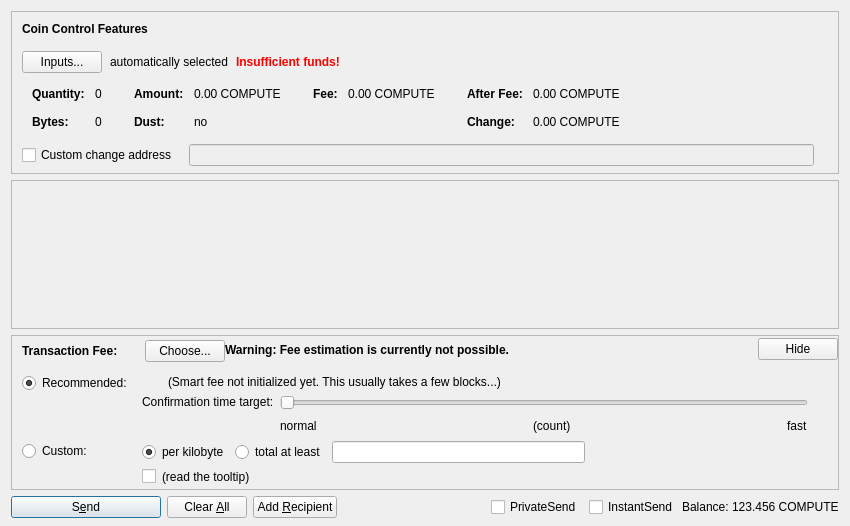
Above: src/qt/forms/sendcoinsdialog.ui from minblock/compute before the change. Below: the same form after it.
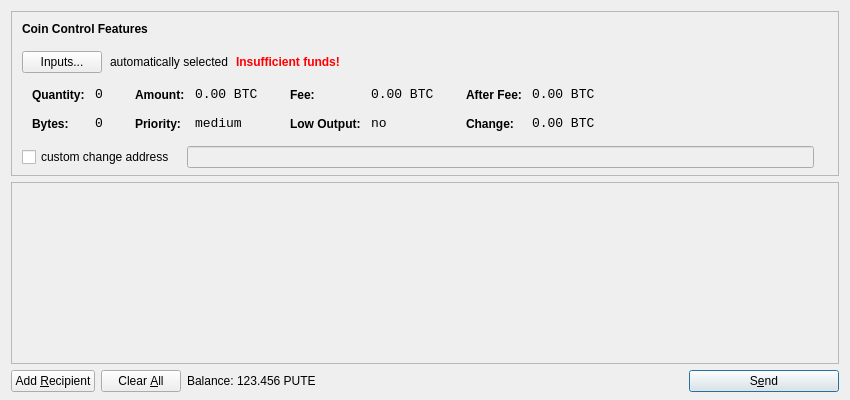
That is the form after the change. Icons and pictures are not drawn. Custom widgets are drawn as their Qt base class.

```diff
--- a/src/qt/forms/sendcoinsdialog.ui
+++ b/src/qt/forms/sendcoinsdialog.ui
@@ -7,13 +7,13 @@
     <x>0</x>
     <y>0</y>
     <width>850</width>
-    <height>526</height>
+    <height>400</height>
    </rect>
   </property>
   <property name="windowTitle">
    <string>Send Coins</string>
   </property>
-  <layout class="QVBoxLayout" name="verticalLayout" stretch="0,1,0,0">
+  <layout class="QVBoxLayout" name="verticalLayout" stretch="0,1,0">
    <property name="bottomMargin">
     <number>8</number>
    </property>
@@ -39,7 +39,7 @@
      </property>
      <layout class="QVBoxLayout" name="verticalLayoutCoinControl2">
       <property name="spacing">
-       <number>0</number>
+       <number>-1</number>
       </property>
       <property name="leftMargin">
        <number>0</number>
@@ -109,9 +109,6 @@
             <property name="text">
              <string>Inputs...</string>
             </property>
-            <property name="autoDefault">
-             <bool>false</bool>
-            </property>
            </widget>
           </item>
           <item>
@@ -176,16 +173,7 @@
            <string notr="true"/>
           </property>
           <layout class="QHBoxLayout" name="horizontalLayoutCoinControl5">
-           <property name="leftMargin">
-            <number>0</number>
-           </property>
-           <property name="topMargin">
-            <number>0</number>
-           </property>
-           <property name="rightMargin">
-            <number>0</number>
-           </property>
-           <property name="bottomMargin">
+           <property name="margin">
             <number>0</number>
            </property>
            <item>
@@ -218,11 +206,8 @@
                </property>
                <item row="0" column="0">
                 <widget class="QLabel" name="labelCoinControlQuantityText">
-                 <property name="font">
-                  <font>
-                   <weight>75</weight>
-                   <bold>true</bold>
-                  </font>
+                 <property name="styleSheet">
+                  <string notr="true">font-weight:bold;</string>
                  </property>
                  <property name="text">
                   <string>Quantity:</string>
@@ -234,6 +219,12 @@
                </item>
                <item row="0" column="1">
                 <widget class="QLabel" name="labelCoinControlQuantity">
+                 <property name="font">
+                  <font>
+                   <family>Monospace</family>
+                   <pointsize>10</pointsize>
+                  </font>
+                 </property>
                  <property name="cursor">
                   <cursorShape>IBeamCursor</cursorShape>
                  </property>
@@ -253,11 +244,8 @@
                </item>
                <item row="1" column="0">
                 <widget class="QLabel" name="labelCoinControlBytesText">
-                 <property name="font">
-                  <font>
-                   <weight>75</weight>
-                   <bold>true</bold>
-                  </font>
+                 <property name="styleSheet">
+                  <string notr="true">font-weight:bold;</string>
                  </property>
                  <property name="text">
                   <string>Bytes:</string>
@@ -266,6 +254,12 @@
                </item>
                <item row="1" column="1">
                 <widget class="QLabel" name="labelCoinControlBytes">
+                 <property name="font">
+                  <font>
+                   <family>Monospace</family>
+                   <pointsize>10</pointsize>
+                  </font>
+                 </property>
                  <property name="cursor">
                   <cursorShape>IBeamCursor</cursorShape>
                  </property>
@@ -301,11 +295,8 @@
                </property>
                <item row="0" column="0">
                 <widget class="QLabel" name="labelCoinControlAmountText">
-                 <property name="font">
-                  <font>
-                   <weight>75</weight>
-                   <bold>true</bold>
-                  </font>
+                 <property name="styleSheet">
+                  <string notr="true">font-weight:bold;</string>
                  </property>
                  <property name="text">
                   <string>Amount:</string>
@@ -317,6 +308,12 @@
                </item>
                <item row="0" column="1">
                 <widget class="QLabel" name="labelCoinControlAmount">
+                 <property name="font">
+                  <font>
+                   <family>Monospace</family>
+                   <pointsize>10</pointsize>
+                  </font>
+                 </property>
                  <property name="cursor">
                   <cursorShape>IBeamCursor</cursorShape>
                  </property>
@@ -324,7 +321,7 @@
                   <enum>Qt::ActionsContextMenu</enum>
                  </property>
                  <property name="text">
-                  <string notr="true">0.00 COMPUTE</string>
+                  <string notr="true">0.00 BTC</string>
                  </property>
                  <property name="textInteractionFlags">
                   <set>Qt::LinksAccessibleByMouse|Qt::TextSelectableByKeyboard|Qt::TextSelectableByMouse</set>
@@ -332,20 +329,23 @@
                 </widget>
                </item>
                <item row="1" column="0">
-                <widget class="QLabel" name="labelCoinControlLowOutputText">
-                 <property name="font">
-                  <font>
-                   <weight>75</weight>
-                   <bold>true</bold>
-                  </font>
+                <widget class="QLabel" name="labelCoinControlPriorityText">
+                 <property name="styleSheet">
+                  <string notr="true">font-weight:bold;</string>
                  </property>
                  <property name="text">
-                  <string>Dust:</string>
+                  <string>Priority:</string>
                  </property>
                 </widget>
                </item>
                <item row="1" column="1">
-                <widget class="QLabel" name="labelCoinControlLowOutput">
+                <widget class="QLabel" name="labelCoinControlPriority">
+                 <property name="font">
+                  <font>
+                   <family>Monospace</family>
+                   <pointsize>10</pointsize>
+                  </font>
+                 </property>
                  <property name="cursor">
                   <cursorShape>IBeamCursor</cursorShape>
                  </property>
@@ -353,7 +353,7 @@
                   <enum>Qt::ActionsContextMenu</enum>
                  </property>
                  <property name="text">
-                  <string notr="true">no</string>
+                  <string>medium</string>
                  </property>
                  <property name="textInteractionFlags">
                   <set>Qt::LinksAccessibleByMouse|Qt::TextSelectableByKeyboard|Qt::TextSelectableByMouse</set>
@@ -381,11 +381,8 @@
                </property>
                <item row="0" column="0">
                 <widget class="QLabel" name="labelCoinControlFeeText">
-                 <property name="font">
-                  <font>
-                   <weight>75</weight>
-                   <bold>true</bold>
-                  </font>
+                 <property name="styleSheet">
+                  <string notr="true">font-weight:bold;</string>
                  </property>
                  <property name="text">
                   <string>Fee:</string>
@@ -397,6 +394,12 @@
                </item>
                <item row="0" column="1">
                 <widget class="QLabel" name="labelCoinControlFee">
+                 <property name="font">
+                  <font>
+                   <family>Monospace</family>
+                   <pointsize>10</pointsize>
+                  </font>
+                 </property>
                  <property name="cursor">
                   <cursorShape>IBeamCursor</cursorShape>
                  </property>
@@ -404,7 +407,39 @@
                   <enum>Qt::ActionsContextMenu</enum>
                  </property>
                  <property name="text">
-                  <string notr="true">0.00 COMPUTE</string>
+                  <string notr="true">0.00 BTC</string>
+                 </property>
+                 <property name="textInteractionFlags">
+                  <set>Qt::LinksAccessibleByMouse|Qt::TextSelectableByKeyboard|Qt::TextSelectableByMouse</set>
+                 </property>
+                </widget>
+               </item>
+               <item row="1" column="0">
+                <widget class="QLabel" name="labelCoinControlLowOutputText">
+                 <property name="styleSheet">
+                  <string notr="true">font-weight:bold;</string>
+                 </property>
+                 <property name="text">
+                  <string>Low Output:</string>
+                 </property>
+                </widget>
+               </item>
+               <item row="1" column="1">
+                <widget class="QLabel" name="labelCoinControlLowOutput">
+                 <property name="font">
+                  <font>
+                   <family>Monospace</family>
+                   <pointsize>10</pointsize>
+                  </font>
+                 </property>
+                 <property name="cursor">
+                  <cursorShape>IBeamCursor</cursorShape>
+                 </property>
+                 <property name="contextMenuPolicy">
+                  <enum>Qt::ActionsContextMenu</enum>
+                 </property>
+                 <property name="text">
+                  <string>no</string>
                  </property>
                  <property name="textInteractionFlags">
                   <set>Qt::LinksAccessibleByMouse|Qt::TextSelectableByKeyboard|Qt::TextSelectableByMouse</set>
@@ -432,11 +467,8 @@
                </property>
                <item row="0" column="0">
                 <widget class="QLabel" name="labelCoinControlAfterFeeText">
-                 <property name="font">
-                  <font>
-                   <weight>75</weight>
-                   <bold>true</bold>
-                  </font>
+                 <property name="styleSheet">
+                  <string notr="true">font-weight:bold;</string>
                  </property>
                  <property name="text">
                   <string>After Fee:</string>
@@ -448,6 +480,12 @@
                </item>
                <item row="0" column="1">
                 <widget class="QLabel" name="labelCoinControlAfterFee">
+                 <property name="font">
+                  <font>
+                   <family>Monospace</family>
+                   <pointsize>10</pointsize>
+                  </font>
+                 </property>
                  <property name="cursor">
                   <cursorShape>IBeamCursor</cursorShape>
                  </property>
@@ -455,7 +493,7 @@
                   <enum>Qt::ActionsContextMenu</enum>
                  </property>
                  <property name="text">
-                  <string notr="true">0.00 COMPUTE</string>
+                  <string notr="true">0.00 BTC</string>
                  </property>
                  <property name="textInteractionFlags">
                   <set>Qt::LinksAccessibleByMouse|Qt::TextSelectableByKeyboard|Qt::TextSelectableByMouse</set>
@@ -464,11 +502,8 @@
                </item>
                <item row="1" column="0">
                 <widget class="QLabel" name="labelCoinControlChangeText">
-                 <property name="font">
-                  <font>
-                   <weight>75</weight>
-                   <bold>true</bold>
-                  </font>
+                 <property name="styleSheet">
+                  <string notr="true">font-weight:bold;</string>
                  </property>
                  <property name="text">
                   <string>Change:</string>
@@ -477,6 +512,12 @@
                </item>
                <item row="1" column="1">
                 <widget class="QLabel" name="labelCoinControlChange">
+                 <property name="font">
+                  <font>
+                   <family>Monospace</family>
+                   <pointsize>10</pointsize>
+                  </font>
+                 </property>
                  <property name="cursor">
                   <cursorShape>IBeamCursor</cursorShape>
                  </property>
@@ -484,7 +525,7 @@
                   <enum>Qt::ActionsContextMenu</enum>
                  </property>
                  <property name="text">
-                  <string notr="true">0.00 COMPUTE</string>
+                  <string notr="true">0.00 BTC</string>
                  </property>
                  <property name="textInteractionFlags">
                   <set>Qt::LinksAccessibleByMouse|Qt::TextSelectableByKeyboard|Qt::TextSelectableByMouse</set>
@@ -514,16 +555,13 @@
           </property>
           <item>
            <widget class="QCheckBox" name="checkBoxCoinControlChange">
-            <property name="toolTip">
-             <string>If this is activated, but the change address is empty or invalid, change will be sent to a newly generated address.</string>
-            </property>
             <property name="text">
-             <string>Custom change address</string>
+             <string>custom change address</string>
             </property>
            </widget>
           </item>
           <item>
-           <widget class="QValidatedLineEdit" name="lineEditCoinControlChange">
+           <widget class="QLineEdit" name="lineEditCoinControlChange">
             <property name="enabled">
              <bool>false</bool>
             </property>
@@ -588,20 +626,11 @@
         <x>0</x>
         <y>0</y>
         <width>830</width>
-        <height>104</height>
+        <height>165</height>
        </rect>
       </property>
-      <layout class="QVBoxLayout" name="verticalLayout_2" stretch="0,1">
-       <property name="leftMargin">
-        <number>0</number>
-       </property>
-       <property name="topMargin">
-        <number>0</number>
-       </property>
-       <property name="rightMargin">
-        <number>0</number>
-       </property>
-       <property name="bottomMargin">
+      <layout class="QVBoxLayout" name="verticalLayout_2">
+       <property name="margin">
         <number>0</number>
        </property>
        <item>
@@ -628,601 +657,23 @@
      </widget>
     </widget>
    </item>
-   <item>
-    <widget class="QFrame" name="frameFee">
-     <property name="sizePolicy">
-      <sizepolicy hsizetype="Expanding" vsizetype="Expanding">
-       <horstretch>0</horstretch>
-       <verstretch>0</verstretch>
-      </sizepolicy>
-     </property>
-     <property name="maximumSize">
-      <size>
-       <width>16777215</width>
-       <height>16777215</height>
-      </size>
-     </property>
-     <property name="frameShape">
-      <enum>QFrame::StyledPanel</enum>
-     </property>
-     <property name="frameShadow">
-      <enum>QFrame::Sunken</enum>
-     </property>
-     <layout class="QVBoxLayout" name="verticalLayoutFee1">
-      <property name="spacing">
-       <number>0</number>
-      </property>
-      <property name="leftMargin">
-       <number>0</number>
-      </property>
-      <property name="topMargin">
-       <number>0</number>
-      </property>
-      <property name="rightMargin">
-       <number>0</number>
-      </property>
-      <property name="bottomMargin">
-       <number>0</number>
-      </property>
-      <item>
-       <layout class="QVBoxLayout" name="verticalLayoutFee2" stretch="0,0,0">
-        <property name="spacing">
-         <number>0</number>
-        </property>
-        <property name="leftMargin">
-         <number>10</number>
-        </property>
-        <property name="topMargin">
-         <number>0</number>
-        </property>
-        <item>
-         <layout class="QHBoxLayout" name="horizontalLayoutFee1">
-          <property name="bottomMargin">
-           <number>0</number>
-          </property>
-          <item>
-           <layout class="QVBoxLayout" name="verticalLayoutFee7">
-            <property name="spacing">
-             <number>0</number>
-            </property>
-            <item>
-             <spacer name="verticalSpacerSmartFee">
-              <property name="orientation">
-               <enum>Qt::Vertical</enum>
-              </property>
-              <property name="sizeType">
-               <enum>QSizePolicy::Fixed</enum>
-              </property>
-              <property name="sizeHint" stdset="0">
-               <size>
-                <width>1</width>
-                <height>4</height>
-               </size>
-              </property>
-             </spacer>
-            </item>
-            <item>
-             <layout class="QHBoxLayout" name="horizontalLayoutSmartFee">
-              <property name="spacing">
-               <number>10</number>
-              </property>
-              <item>
-               <widget class="QLabel" name="labelFeeHeadline">
-                <property name="sizePolicy">
-                 <sizepolicy hsizetype="Preferred" vsizetype="Maximum">
-                  <horstretch>0</horstretch>
-                  <verstretch>0</verstretch>
-                 </sizepolicy>
-                </property>
-                <property name="font">
-                 <font>
-                  <weight>75</weight>
-                  <bold>true</bold>
-                 </font>
-                </property>
-                <property name="styleSheet">
-                 <string notr="true">font-weight:bold;</string>
-                </property>
-                <property name="text">
-                 <string>Transaction Fee:</string>
-                </property>
-               </widget>
-              </item>
-              <item>
-               <widget class="QLabel" name="labelFeeMinimized">
-                <property name="text">
-                 <string/>
-                </property>
-               </widget>
-              </item>
-              <item>
-               <widget class="QPushButton" name="buttonChooseFee">
-                <property name="text">
-                 <string>Choose...</string>
-                </property>
-               </widget>
-              </item>
-             </layout>
-            </item>
-            <item>
-             <spacer name="verticalSpacer_5">
-              <property name="orientation">
-               <enum>Qt::Vertical</enum>
-              </property>
-              <property name="sizeHint" stdset="0">
-               <size>
-                <width>1</width>
-                <height>1</height>
-               </size>
-              </property>
-             </spacer>
-            </item>
-           </layout>
-          </item>
-          <item>
-           <widget class="QLabel" name="fallbackFeeWarningLabel">
-            <property name="toolTip">
-             <string>Using the fallbackfee can result in sending a transaction that will take several hours or days (or never) to confirm. Consider choosing your fee manually or wait until your have validated the complete chain.</string>
-            </property>
-            <property name="font">
-            <font>
-                <weight>75</weight>
-                <bold>true</bold>
-            </font>
-            </property>
-            <property name="text">
-             <string>Warning: Fee estimation is currently not possible.</string>
-            </property>
-            <property name="wordWrap">
-             <bool>false</bool>
-            </property>
-           </widget>
-          </item>
-          <item>
-           <spacer name="horizontalSpacer_4">
-            <property name="orientation">
-             <enum>Qt::Horizontal</enum>
-            </property>
-            <property name="sizeType">
-             <enum>QSizePolicy::MinimumExpanding</enum>
-            </property>
-            <property name="sizeHint" stdset="0">
-             <size>
-              <width>40</width>
-              <height>20</height>
-             </size>
-            </property>
-           </spacer>
-          </item>
-          <item>
-           <widget class="QPushButton" name="buttonMinimizeFee">
-            <property name="toolTip">
-             <string>collapse fee-settings</string>
-            </property>
-            <property name="text">
-             <string>Hide</string>
-            </property>
-           </widget>
-          </item>
-         </layout>
-        </item>
-        <item>
-         <widget class="QFrame" name="frameFeeSelection">
-          <layout class="QVBoxLayout" name="verticalLayoutFee12">
-           <property name="spacing">
-            <number>0</number>
-           </property>
-           <property name="leftMargin">
-            <number>0</number>
-           </property>
-           <property name="topMargin">
-            <number>0</number>
-           </property>
-           <property name="rightMargin">
-            <number>0</number>
-           </property>
-           <property name="bottomMargin">
-            <number>0</number>
-           </property>
-           <item>
-            <layout class="QGridLayout" name="gridLayoutFee">
-             <property name="topMargin">
-              <number>10</number>
-             </property>
-             <property name="bottomMargin">
-              <number>4</number>
-             </property>
-             <property name="horizontalSpacing">
-              <number>10</number>
-             </property>
-             <property name="verticalSpacing">
-              <number>4</number>
-             </property>
-             <item row="1" column="1">
-              <layout class="QVBoxLayout" name="verticalLayoutFee8">
-               <property name="spacing">
-                <number>6</number>
-               </property>
-               <item>
-                <layout class="QHBoxLayout" name="horizontalLayoutFee13">
-                 <item>
-                  <widget class="QRadioButton" name="radioCustomPerKilobyte">
-                   <property name="toolTip">
-                    <string>If the custom fee is set to 1000 duffs and the transaction is only 250 bytes, then &quot;per kilobyte&quot; only pays 250 duffs in fee,&lt;br /&gt;while &quot;at least&quot; pays 1000 duffs. For transactions bigger than a kilobyte both pay by kilobyte.</string>
-                   </property>
-                   <property name="text">
-                    <string>per kilobyte</string>
-                   </property>
-                   <property name="checked">
-                    <bool>true</bool>
-                   </property>
-                   <attribute name="buttonGroup">
-                    <string notr="true">groupCustomFee</string>
-                   </attribute>
-                  </widget>
-                 </item>
-                 <item>
-                  <widget class="QRadioButton" name="radioCustomAtLeast">
-                   <property name="toolTip">
-                    <string>If the custom fee is set to 1000 duffs and the transaction is only 250 bytes, then &quot;per kilobyte&quot; only pays 250 duffs in fee,&lt;br /&gt;while &quot;total at least&quot; pays 1000 duffs. For transactions bigger than a kilobyte both pay by kilobyte.</string>
-                   </property>
-                   <property name="text">
-                    <string>total at least</string>
-                   </property>
-                   <attribute name="buttonGroup">
-                    <string notr="true">groupCustomFee</string>
-                   </attribute>
-                  </widget>
-                 </item>
-                 <item>
-                  <widget class="BitcoinAmountField" name="customFee"/>
-                 </item>
-                 <item>
-                  <spacer name="horizontalSpacer_6">
-                   <property name="orientation">
-                    <enum>Qt::Horizontal</enum>
-                   </property>
-                   <property name="sizeHint" stdset="0">
-                    <size>
-                     <width>1</width>
-                     <height>1</height>
-                    </size>
-                   </property>
-                  </spacer>
-                 </item>
-                </layout>
-               </item>
-               <item>
-                <layout class="QHBoxLayout" name="horizontalLayoutFee8">
-                 <item>
-                  <widget class="QCheckBox" name="checkBoxMinimumFee">
-                   <property name="toolTip">
-                    <string>Paying only the minimum fee is just fine as long as there is less transaction volume than space in the blocks.&lt;br /&gt;But be aware that this can end up in a never confirming transaction once there is more demand for compute transactions than the network can process.</string>
-                   </property>
-                   <property name="text">
-                    <string/>
-                   </property>
-                  </widget>
-                 </item>
-                 <item>
-                  <widget class="QLabel" name="labelMinFeeWarning">
-                   <property name="enabled">
-                    <bool>true</bool>
-                   </property>
-                   <property name="toolTip">
-                    <string>Paying only the minimum fee is just fine as long as there is less transaction volume than space in the blocks.&lt;br /&gt;But be aware that this can end up in a never confirming transaction once there is more demand for compute transactions than the network can process.</string>
-                   </property>
-                   <property name="text">
-                    <string>(read the tooltip)</string>
-                   </property>
-                   <property name="margin">
-                    <number>5</number>
-                   </property>
-                  </widget>
-                 </item>
-                 <item>
-                  <spacer name="horizontalSpacer_2">
-                   <property name="orientation">
-                    <enum>Qt::Horizontal</enum>
-                   </property>
-                   <property name="sizeHint" stdset="0">
-                    <size>
-                     <width>1</width>
-                     <height>1</height>
-                    </size>
-                   </property>
-                  </spacer>
-                 </item>
-                </layout>
-               </item>
-              </layout>
-             </item>
-             <item row="0" column="0">
-              <layout class="QVBoxLayout" name="verticalLayoutFee4" stretch="0,1">
-               <item>
-                <widget class="QRadioButton" name="radioSmartFee">
-                 <property name="text">
-                  <string>Recommended:</string>
-                 </property>
-                 <property name="checked">
-                  <bool>true</bool>
-                 </property>
-                 <attribute name="buttonGroup">
-                  <string notr="true">groupFee</string>
-                 </attribute>
-                </widget>
-               </item>
-               <item>
-                <spacer name="verticalSpacer_2">
-                 <property name="orientation">
-                  <enum>Qt::Vertical</enum>
-                 </property>
-                 <property name="sizeHint" stdset="0">
-                  <size>
-                   <width>1</width>
-                   <height>1</height>
-                  </size>
-                 </property>
-                </spacer>
-               </item>
-              </layout>
-             </item>
-             <item row="1" column="0">
-              <layout class="QVBoxLayout" name="verticalLayoutFee9" stretch="0,1">
-               <item>
-                <widget class="QRadioButton" name="radioCustomFee">
-                 <property name="text">
-                  <string>Custom:</string>
-                 </property>
-                 <attribute name="buttonGroup">
-                  <string notr="true">groupFee</string>
-                 </attribute>
-                </widget>
-               </item>
-               <item>
-                <spacer name="verticalSpacer_6">
-                 <property name="orientation">
-                  <enum>Qt::Vertical</enum>
-                 </property>
-                 <property name="sizeHint" stdset="0">
-                  <size>
-                   <width>1</width>
-                   <height>1</height>
-                  </size>
-                 </property>
-                </spacer>
-               </item>
-              </layout>
-             </item>
-             <item row="0" column="1">
-              <layout class="QVBoxLayout" name="verticalLayoutFee3" stretch="0,0,1">
-               <property name="spacing">
-                <number>6</number>
-               </property>
-               <property name="topMargin">
-                <number>2</number>
-               </property>
-               <item>
-                <layout class="QHBoxLayout" name="horizontalLayoutFee12">
-                 <item>
-                  <widget class="QLabel" name="labelSmartFee">
-                   <property name="text">
-                    <string/>
-                   </property>
-                   <property name="margin">
-                    <number>2</number>
-                   </property>
-                  </widget>
-                 </item>
-                 <item>
-                  <widget class="QLabel" name="labelFeeEstimation">
-                   <property name="text">
-                    <string/>
-                   </property>
-                  </widget>
-                 </item>
-                 <item>
-                  <widget class="QLabel" name="labelSmartFee2">
-                   <property name="text">
-                    <string>(Smart fee not initialized yet. This usually takes a few blocks...)</string>
-                   </property>
-                   <property name="margin">
-                    <number>2</number>
-                   </property>
-                  </widget>
-                 </item>
-                 <item>
-                  <spacer name="horizontalSpacer_5">
-                   <property name="orientation">
-                    <enum>Qt::Horizontal</enum>
-                   </property>
-                   <property name="sizeHint" stdset="0">
-                    <size>
-                     <width>1</width>
-                     <height>1</height>
-                    </size>
-                   </property>
-                  </spacer>
-                 </item>
-                </layout>
-               </item>
-               <item>
-                <layout class="QHBoxLayout" name="horizontalLayoutFee9">
-                 <item>
-                  <layout class="QVBoxLayout" name="verticalLayoutFee6">
-                   <item>
-                    <widget class="QLabel" name="labelSmartFee3">
-                     <property name="text">
-                      <string>Confirmation time target:</string>
-                     </property>
-                     <property name="margin">
-                      <number>2</number>
-                     </property>
-                    </widget>
-                   </item>
-                   <item>
-                    <spacer name="verticalSpacer_3">
-                     <property name="orientation">
-                      <enum>Qt::Vertical</enum>
-                     </property>
-                     <property name="sizeHint" stdset="0">
-                      <size>
-                       <width>1</width>
-                       <height>1</height>
-                      </size>
-                     </property>
-                    </spacer>
-                   </item>
-                  </layout>
-                 </item>
-                 <item>
-                  <layout class="QVBoxLayout" name="verticalLayoutFee5">
-                   <property name="rightMargin">
-                    <number>30</number>
-                   </property>
-                   <item>
-                    <widget class="QSlider" name="sliderSmartFee">
-                     <property name="minimum">
-                      <number>0</number>
-                     </property>
-                     <property name="maximum">
-                      <number>23</number>
-                     </property>
-                     <property name="pageStep">
-                      <number>1</number>
-                     </property>
-                     <property name="value">
-                      <number>0</number>
-                     </property>
-                     <property name="orientation">
-                      <enum>Qt::Horizontal</enum>
-                     </property>
-                     <property name="invertedAppearance">
-                      <bool>false</bool>
-                     </property>
-                     <property name="invertedControls">
-                      <bool>false</bool>
-                     </property>
-                     <property name="tickPosition">
-                      <enum>QSlider::NoTicks</enum>
-                     </property>
-                    </widget>
-                   </item>
-                   <item>
-                    <layout class="QHBoxLayout" name="horizontalLayoutFee10">
-                     <item>
-                      <widget class="QLabel" name="labelSmartFeeNormal">
-                       <property name="text">
-                        <string>normal</string>
-                       </property>
-                      </widget>
-                     </item>
-                     <item>
-                      <spacer name="horizontalSpacer_7">
-                       <property name="orientation">
-                        <enum>Qt::Horizontal</enum>
-                       </property>
-                       <property name="sizeHint" stdset="0">
-                        <size>
-                         <width>40</width>
-                         <height>20</height>
-                        </size>
-                       </property>
-                      </spacer>
-                     </item>
-                     <item>
-                      <widget class="QLabel" name="confirmationTargetLabel">
-                       <property name="text">
-                        <string notr="true">(count)</string>
-                       </property>
-                      </widget>
-                     </item>
-                     <item>
-                      <spacer name="horizontalSpacer_3">
-                       <property name="orientation">
-                        <enum>Qt::Horizontal</enum>
-                       </property>
-                       <property name="sizeHint" stdset="0">
-                        <size>
-                         <width>40</width>
-                         <height>20</height>
-                        </size>
-                       </property>
-                      </spacer>
-                     </item>
-                     <item>
-                      <widget class="QLabel" name="labelSmartFeeFast">
-                       <property name="text">
-                        <string>fast</string>
-                       </property>
-                      </widget>
-                     </item>
-                    </layout>
-                   </item>
-                  </layout>
-                 </item>
-                </layout>
-               </item>
-               <item>
-                <spacer name="verticalSpacer_4">
-                 <property name="orientation">
-                  <enum>Qt::Vertical</enum>
-                 </property>
-                 <property name="sizeHint" stdset="0">
-                  <size>
-                   <width>1</width>
-                   <height>1</height>
-                  </size>
-                 </property>
-                </spacer>
-               </item>
-              </layout>
-             </item>
-            </layout>
-           </item>
-          </layout>
-         </widget>
-        </item>
-        <item>
-         <spacer name="verticalSpacerFee">
-          <property name="orientation">
-           <enum>Qt::Vertical</enum>
-          </property>
-          <property name="sizeHint" stdset="0">
-           <size>
-            <width>800</width>
-            <height>1</height>
-           </size>
-          </property>
-         </spacer>
-        </item>
-       </layout>
-      </item>
-     </layout>
-    </widget>
-   </item>
    <item>
     <layout class="QHBoxLayout" name="horizontalLayout">
      <item>
-      <widget class="QPushButton" name="sendButton">
-       <property name="minimumSize">
-        <size>
-         <width>150</width>
-         <height>0</height>
-        </size>
-       </property>
+      <widget class="QPushButton" name="addButton">
        <property name="toolTip">
-        <string>Confirm the send action</string>
+        <string>Send to multiple recipients at once</string>
        </property>
        <property name="text">
-        <string>S&amp;end</string>
+        <string>Add &amp;Recipient</string>
+       </property>
+       <property name="icon">
+        <iconset resource="../bitcoin.qrc">
+         <normaloff>:/icons/add</normaloff>:/icons/add</iconset>
        </property>
        <property name="autoDefault">
         <bool>false</bool>
        </property>
-       <property name="default">
-        <bool>true</bool>
-       </property>
       </widget>
      </item>
      <item>
@@ -1234,79 +685,28 @@
         </sizepolicy>
        </property>
        <property name="toolTip">
-        <string>Clear all fields of the form.</string>
+        <string>Remove all transaction fields</string>
        </property>
        <property name="text">
         <string>Clear &amp;All</string>
        </property>
-       <property name="autoDefault">
-        <bool>false</bool>
+       <property name="icon">
+        <iconset resource="../bitcoin.qrc">
+         <normaloff>:/icons/remove</normaloff>:/icons/remove</iconset>
        </property>
-      </widget>
-     </item>
-     <item>
-      <widget class="QPushButton" name="addButton">
-       <property name="toolTip">
-        <string>Send to multiple recipients at once</string>
+       <property name="autoRepeatDelay">
+        <number>300</number>
        </property>
-       <property name="text">
-        <string>Add &amp;Recipient</string>
-       </property>
        <property name="autoDefault">
         <bool>false</bool>
        </property>
       </widget>
      </item>
-     <item>
-      <spacer name="horizontalSpacer">
-       <property name="orientation">
-        <enum>Qt::Horizontal</enum>
-       </property>
-       <property name="sizeHint" stdset="0">
-        <size>
-         <width>40</width>
-         <height>20</height>
-        </size>
-       </property>
-      </spacer>
-     </item>
      <item>
       <layout class="QHBoxLayout" name="horizontalLayout_2">
        <property name="spacing">
         <number>3</number>
        </property>
-       <item>
-        <widget class="QCheckBox" name="checkUsePrivateSend">
-         <property name="minimumSize">
-          <size>
-           <width>95</width>
-           <height>0</height>
-          </size>
-         </property>
-         <property name="text">
-          <string>PrivateSend</string>
-         </property>
-         <property name="checked">
-          <bool>false</bool>
-         </property>
-        </widget>
-       </item>
-       <item>
-        <widget class="QCheckBox" name="checkUseInstantSend">
-         <property name="enabled">
-          <bool>true</bool>
-         </property>
-         <property name="minimumSize">
-          <size>
-           <width>85</width>
-           <height>0</height>
-          </size>
-         </property>
-         <property name="text">
-          <string>InstantSend</string>
-         </property>
-        </widget>
-       </item>
        <item>
         <widget class="QLabel" name="label">
          <property name="text">
@@ -1316,17 +716,11 @@
        </item>
        <item>
         <widget class="QLabel" name="labelBalance">
-         <property name="sizePolicy">
-          <sizepolicy hsizetype="Preferred" vsizetype="Fixed">
-           <horstretch>0</horstretch>
-           <verstretch>0</verstretch>
-          </sizepolicy>
-         </property>
          <property name="cursor">
           <cursorShape>IBeamCursor</cursorShape>
          </property>
          <property name="text">
-          <string notr="true">123.456 COMPUTE</string>
+          <string>123.456 PUTE</string>
          </property>
          <property name="textInteractionFlags">
           <set>Qt::LinksAccessibleByMouse|Qt::TextSelectableByKeyboard|Qt::TextSelectableByMouse</set>
@@ -1335,23 +729,46 @@
        </item>
       </layout>
      </item>
+     <item>
+      <spacer name="horizontalSpacer">
+       <property name="orientation">
+        <enum>Qt::Horizontal</enum>
+       </property>
+       <property name="sizeHint" stdset="0">
+        <size>
+         <width>40</width>
+         <height>20</height>
+        </size>
+       </property>
+      </spacer>
+     </item>
+     <item>
+      <widget class="QPushButton" name="sendButton">
+       <property name="minimumSize">
+        <size>
+         <width>150</width>
+         <height>0</height>
+        </size>
+       </property>
+       <property name="toolTip">
+        <string>Confirm the send action</string>
+       </property>
+       <property name="text">
+        <string>S&amp;end</string>
+       </property>
+       <property name="icon">
+        <iconset resource="../bitcoin.qrc">
+         <normaloff>:/icons/send</normaloff>:/icons/send</iconset>
+       </property>
+       <property name="default">
+        <bool>true</bool>
+       </property>
+      </widget>
+     </item>
     </layout>
    </item>
   </layout>
  </widget>
- <customwidgets>
-  <customwidget>
-   <class>QValidatedLineEdit</class>
-   <extends>QLineEdit</extends>
-   <header>qvalidatedlineedit.h</header>
-  </customwidget>
-  <customwidget>
-   <class>BitcoinAmountField</class>
-   <extends>QLineEdit</extends>
-   <header>bitcoinamountfield.h</header>
-   <container>1</container>
-  </customwidget>
- </customwidgets>
  <resources>
   <include location="../compute.qrc"/>
  </resources>
```
Left out of the diff: 6 changed lines with no effect on the pictures.
